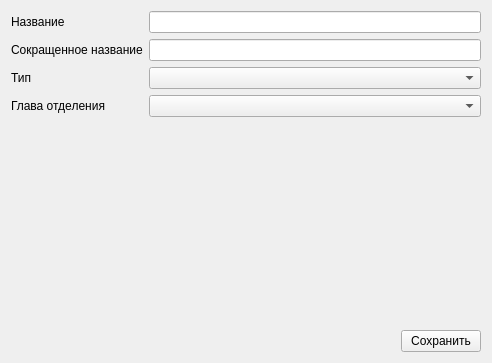
megakoko/m-system, file src/departments/departmenteditwidget.ui: the form before one commit.
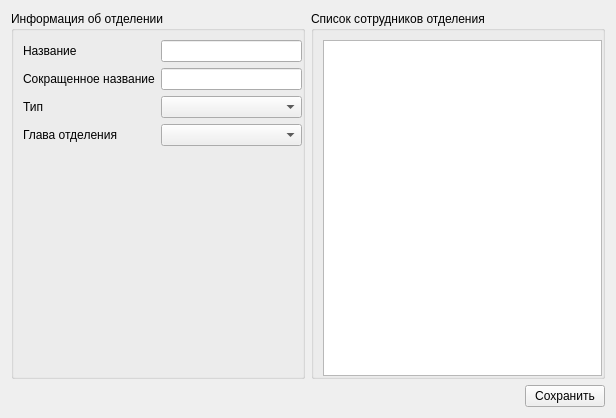
The form after the commit.

Commit message: Изменил интерфейс окна редактирования отделения.

```diff
--- a/src/departments/departmenteditwidget.ui
+++ b/src/departments/departmenteditwidget.ui
@@ -6,16 +6,28 @@
    <rect>
     <x>0</x>
     <y>0</y>
-    <width>492</width>
-    <height>363</height>
+    <width>616</width>
+    <height>418</height>
    </rect>
   </property>
   <property name="windowTitle">
    <string>Form</string>
   </property>
-  <layout class="QVBoxLayout" name="verticalLayout">
+  <layout class="QVBoxLayout" name="verticalLayout_2">
    <item>
+    <layout class="QHBoxLayout" name="horizontalLayout_2">
+     <item>
+      <widget class="QGroupBox" name="groupBox">
+       <property name="title">
+        <string>Информация об отделении</string>
+       </property>
     <layout class="QFormLayout" name="formLayout">
+        <property name="rightMargin">
+         <number>0</number>
+        </property>
+        <property name="bottomMargin">
+         <number>0</number>
+        </property>
      <item row="0" column="0">
       <widget class="QLabel" name="label">
        <property name="text">
@@ -43,6 +55,9 @@
        </property>
       </widget>
      </item>
+        <item row="2" column="1">
+         <widget class="QComboBox" name="m_type"/>
+        </item>
      <item row="3" column="0">
       <widget class="QLabel" name="label_4">
        <property name="text">
@@ -53,23 +68,28 @@
      <item row="3" column="1">
       <widget class="QComboBox" name="m_headOfDepartment"/>
      </item>
-     <item row="2" column="1">
-      <widget class="QComboBox" name="m_type"/>
-     </item>
-    </layout>
+       </layout>
+      </widget>
    </item>
    <item>
-    <spacer name="verticalSpacer">
-     <property name="orientation">
-      <enum>Qt::Vertical</enum>
-     </property>
-     <property name="sizeHint" stdset="0">
-      <size>
-       <width>20</width>
-       <height>181</height>
-      </size>
-     </property>
-    </spacer>
+      <widget class="QGroupBox" name="groupBox_2">
+       <property name="title">
+        <string>Список сотрудников отделения</string>
+       </property>
+       <layout class="QVBoxLayout" name="verticalLayout">
+        <property name="rightMargin">
+         <number>0</number>
+        </property>
+        <property name="bottomMargin">
+         <number>0</number>
+        </property>
+        <item>
+         <widget class="QListWidget" name="m_departmentStaff"/>
+        </item>
+       </layout>
+      </widget>
+     </item>
+    </layout>
    </item>
    <item>
     <layout class="QHBoxLayout" name="horizontalLayout">
```
Lines whose indentation alone changed are shown as unchanged.
